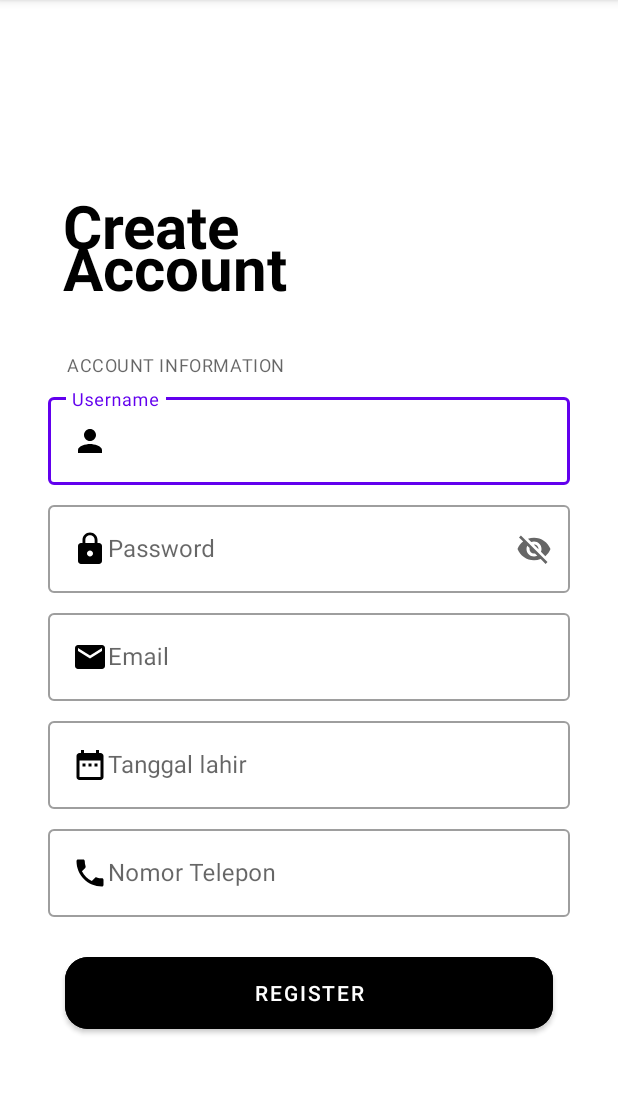
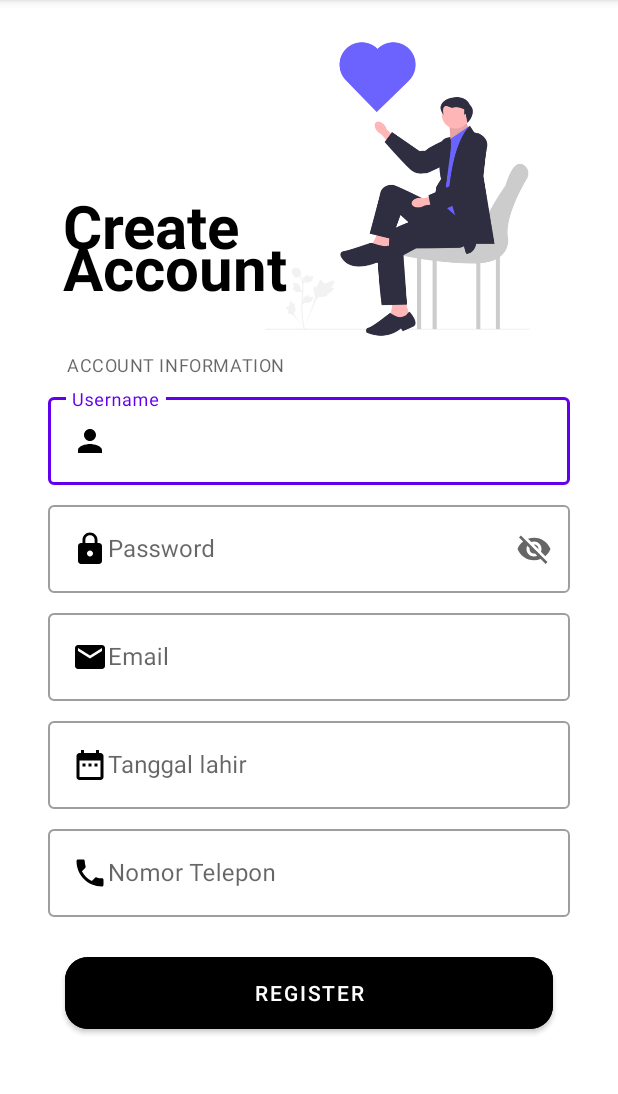
Before and after one commit to GtFoBAE05/TugasBesarPBP, an Android app: the RegisterPage screen opened directly, with no data from a screen before it, on a phone screen of 412 x 824 dp, the part 84-1178 px from its top. Run offline under Robolectric (Android 15) with nearby library versions, the phone set to English and light mode, and no system bars.

Commit message:
selesai UGD 1&2(2)

```diff
--- a/app/src/main/java/com/example/tugasbesarpbp/LoginPage.kt
+++ b/app/src/main/java/com/example/tugasbesarpbp/LoginPage.kt
@@ -9,6 +9,7 @@ import com.example.tugasbesarpbp.entity.LoginInfo
 import com.google.android.material.snackbar.Snackbar
 import com.google.android.material.textfield.TextInputEditText
 
+
 class LoginPage : AppCompatActivity() {
     private lateinit var mainLayout: ConstraintLayout
 
@@ -19,11 +20,11 @@ class LoginPage : AppCompatActivity() {
     private lateinit var btnLogin: Button
     private lateinit var btnToRegisterPage: Button
 
+
     override fun onCreate(savedInstanceState: Bundle?) {
         super.onCreate(savedInstanceState)
         supportActionBar?.hide()
         setContentView(R.layout.activity_login_page)
-
 
         mainLayout=findViewById(R.id.mainLayout)
 
@@ -34,12 +35,11 @@ class LoginPage : AppCompatActivity() {
         btnToRegisterPage=findViewById(R.id.btnToRegister)
         btnLogin=findViewById(R.id.btnLogin)
 
-
         val lastActivity= intent.getStringExtra("from")
 
         if(lastActivity.equals("register")){
+            Snackbar.make(mainLayout,"Success create account", Snackbar.LENGTH_LONG).show()
             val bundle: Bundle=intent.getBundleExtra("log")!!
-
             tietUsername.setText(bundle.getString("username"))
             tietPassword.setText(bundle.getString("password"))
         }
@@ -86,9 +86,6 @@ class LoginPage : AppCompatActivity() {
             val intent=Intent(this@LoginPage, homeActivity::class.java)
             intent.putExtra("usernameLogin",username)
             startActivity(intent)
-
         }
-
     }
-
 }
--- a/app/src/main/java/com/example/tugasbesarpbp/RegisterPage.kt
+++ b/app/src/main/java/com/example/tugasbesarpbp/RegisterPage.kt
@@ -13,7 +13,7 @@ import java.util.*
 
 
 class RegisterPage : AppCompatActivity() {
-    private lateinit var mainLayout: ConstraintLayout
+    private lateinit var mainLayoutRegisterPage: ConstraintLayout
 
     private lateinit var tietUsername: TextInputEditText
     private lateinit var tietPassword: TextInputEditText
@@ -28,7 +28,7 @@ class RegisterPage : AppCompatActivity() {
         super.onCreate(savedInstanceState)
         setContentView(R.layout.activity_register_page)
 
-        mainLayout=findViewById(R.id.mainLayout)
+        mainLayoutRegisterPage=findViewById(R.id.mainLayoutRegisterPage)
 
         tietUsername=findViewById(R.id.tietUsernameRegister)
         tietPassword=findViewById(R.id.tietPasswordRegister)
@@ -80,7 +80,6 @@ class RegisterPage : AppCompatActivity() {
             }
 
             if(usernameRegister.isNotEmpty() && passwordRegister.isNotEmpty() && emailRegister.isNotEmpty() && dateRegister.isNotEmpty() && noTelpRegister.isNotEmpty()){
-                Snackbar.make(mainLayout,"Success register", Snackbar.LENGTH_LONG).show()
                 val intent= Intent(this@RegisterPage, LoginPage::class.java)
 
                 val bundle = Bundle()
@@ -96,6 +95,7 @@ class RegisterPage : AppCompatActivity() {
                 intent.putExtra("from","register")
 
                 intent.putExtra("log",bundle)
+
                 startActivity(intent)
             }
         }
--- a/app/src/main/java/com/example/tugasbesarpbp/entity/LoginInfo.kt
+++ b/app/src/main/java/com/example/tugasbesarpbp/entity/LoginInfo.kt
@@ -7,11 +7,6 @@ class LoginInfo(var username: String, var password: String, var email:String, va
         val listOfLogin = mutableListOf(
             LoginInfo("admin", "admin", "admin", "admin", "admin"),
             LoginInfo("budi", "budi", "budi", "budi", "budi"),
-            LoginInfo("a", "a", "budi", "budi", "budi"),
         )
-//        val listOfLogin = arrayOf(
-//            LoginInfo("admin", "admin", "admin", "admin", "admin")
-//        )
     }
-
 }
--- a/app/src/main/java/com/example/tugasbesarpbp/homeActivity.kt
+++ b/app/src/main/java/com/example/tugasbesarpbp/homeActivity.kt
@@ -27,7 +27,6 @@ class homeActivity : AppCompatActivity() {
             }
             true
         }
-
     }
 
         fun changeFragment(fragment: Fragment?) {
--- a/app/src/main/java/com/example/tugasbesarpbp/pocketFragment.kt
+++ b/app/src/main/java/com/example/tugasbesarpbp/pocketFragment.kt
@@ -15,4 +15,8 @@ class pocketFragment : Fragment() {
     ): View? {
         return inflater.inflate(R.layout.fragment_pocket, container, false)
     }
+
+    override fun onViewCreated(view: View, savedInstanceState: Bundle?) {
+        super.onViewCreated(view, savedInstanceState)
+    }
 }
--- a/app/src/main/java/com/example/tugasbesarpbp/profileFragment.kt
+++ b/app/src/main/java/com/example/tugasbesarpbp/profileFragment.kt
@@ -31,6 +31,4 @@ class profileFragment : Fragment() {
             }).show()
         }
     }
-
-
 }
--- a/app/src/main/java/com/example/tugasbesarpbp/rvPocketAdapter.kt
+++ b/app/src/main/java/com/example/tugasbesarpbp/rvPocketAdapter.kt
@@ -26,12 +26,8 @@ class rvPocketAdapter(private val data:List<Pocket>): RecyclerView.Adapter<rvPoc
         return data.size
     }
 
-
-
     class viewHolder (itemView: View) : RecyclerView.ViewHolder(itemView){
         val txtPocketName:TextView= itemView.findViewById(R.id.txtPocketTitle)
         val txtPocketBalance: TextView= itemView.findViewById(R.id.txtPocketBalance)
     }
-
-
 }
--- a/app/src/main/res/layout/activity_register_page.xml
+++ b/app/src/main/res/layout/activity_register_page.xml
@@ -2,10 +2,20 @@
 <androidx.constraintlayout.widget.ConstraintLayout xmlns:android="http://schemas.android.com/apk/res/android"
     xmlns:app="http://schemas.android.com/apk/res-auto"
     xmlns:tools="http://schemas.android.com/tools"
-    android:id="@+id/mainLayout"
+    android:id="@+id/mainLayoutRegisterPage"
     android:layout_width="match_parent"
     android:layout_height="match_parent"
     tools:context=".RegisterPage">
+
+    <ImageView
+        android:id="@+id/imageView3"
+        android:layout_width="286dp"
+        android:layout_height="244dp"
+        android:layout_marginTop="4dp"
+        android:layout_marginEnd="4dp"
+        app:layout_constraintEnd_toEndOf="parent"
+        app:layout_constraintTop_toTopOf="parent"
+        app:srcCompat="@drawable/register_pic" />
 
     <TextView
         android:id="@+id/txtCreateAccount"
```
Also changed, not shown: app/src/main/res/drawable-v24/register_pic.png (added).
